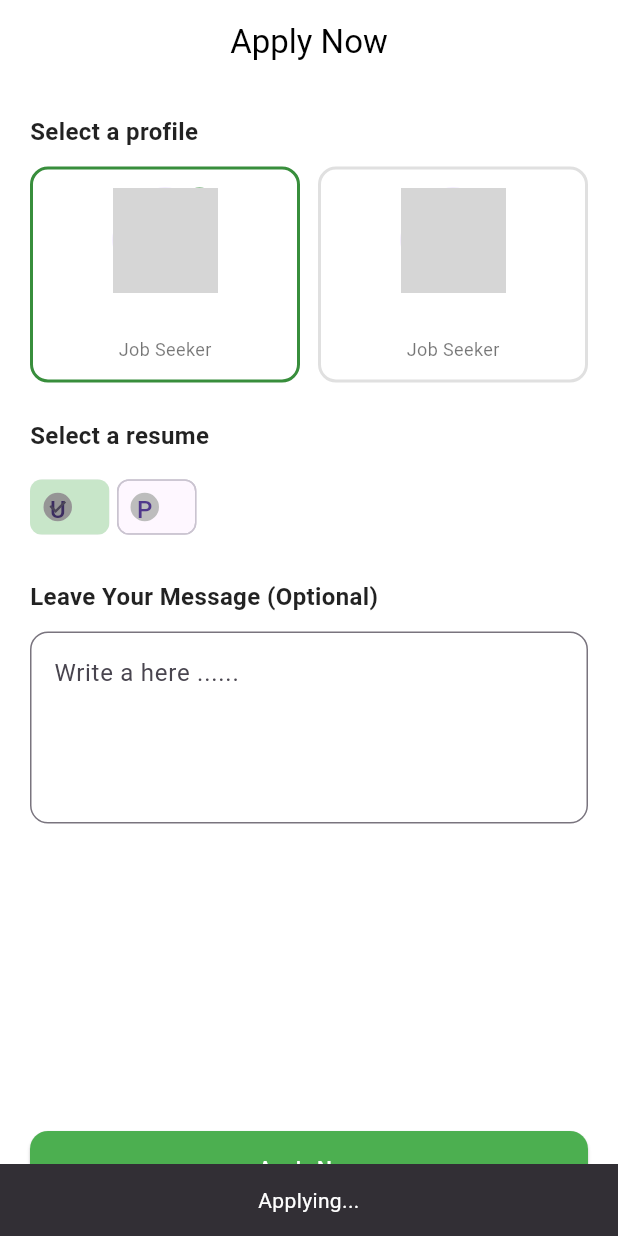
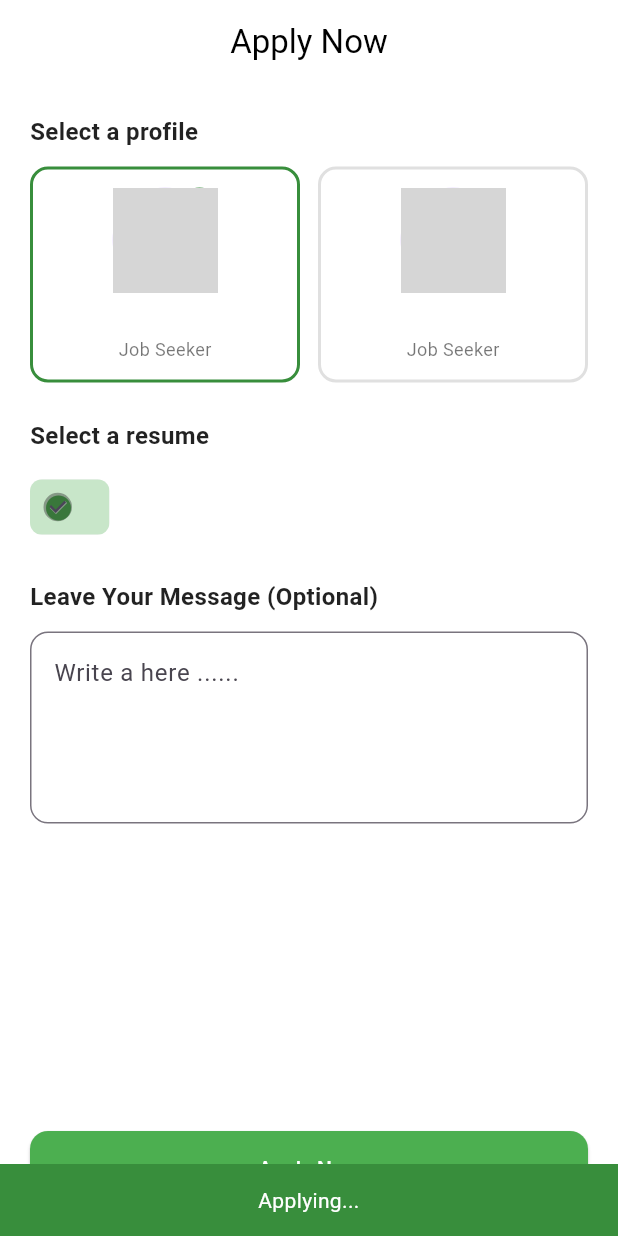
Before and after one commit to mobile-assignment-year-4-semester-1/job-finder-app, a Flutter app: the ApplyScreen screen opened directly, after a tap on "Apply Now", on a phone screen of 412 x 824 dp. Run offline on Flutter 3.47's test engine with Material 3 defaults, Android fonts, the phone set to English and light mode, and no system bars; our stand-ins replace cached_network_image, file_picker, firebase_auth, firebase_core, get, shared_preferences; missing offline and left inert: flutter_facebook_auth, pigeon; accounts and stored records are empty; network calls fail; grey boxes are pictures that could not be loaded.

Commit message:
Last Commmit

```diff
--- a/lib/features/screens/pages/apply_job.dart
+++ b/lib/features/screens/pages/apply_job.dart
@@ -34,45 +34,6 @@ class _ApplyScreenState extends State<ApplyScreen> {
         child: Column(
           crossAxisAlignment: CrossAxisAlignment.start,
           children: [
-            // Row(
-            //   children: [
-            //     const CircleAvatar(
-            //       radius: 24,
-            //       backgroundColor: Colors.green,
-            //       child: Icon(Icons.music_note, color: Colors.white),
-            //     ),
-            //     const SizedBox(width: 12),
-            //     Expanded(
-            //       child: Column(
-            //         crossAxisAlignment: CrossAxisAlignment.start,
-            //         children: const [
-            //           Text(
-            //             "UX Intern",
-            //             style: TextStyle(
-            //               fontSize: 16,
-            //               fontWeight: FontWeight.bold,
-            //             ),
-            //           ),
-            //           Text("Spotify"),
-            //         ],
-            //       ),
-            //     ),
-            //     Column(
-            //       crossAxisAlignment: CrossAxisAlignment.end,
-            //       children: const [
-            //         Text(
-            //           "\$88,000/y",
-            //           style: TextStyle(
-            //             fontSize: 16,
-            //             fontWeight: FontWeight.bold,
-            //           ),
-            //         ),
-            //         Text("Los Angeles, US"),
-            //       ],
-            //     ),
-            //   ],
-            // ),
-            // const SizedBox(height: 24),
             const Text(
               "Select a profile",
               style: TextStyle(fontSize: 16, fontWeight: FontWeight.bold),
@@ -84,14 +45,16 @@ class _ApplyScreenState extends State<ApplyScreen> {
                   index: 0,
                   title: getUserName(),
                   subtitle: "Job Seeker",
-                  avatar: "https://i.pravatar.cc/150?img=47",
+                  avatar:
+                      "https://static.vecteezy.com/system/resources/previews/024/183/502/non_2x/male-avatar-portrait-of-a-young-man-with-a-beard-illustration-of-male-character-in-modern-color-style-vector.jpg",
                 ),
                 const SizedBox(width: 12),
                 _profileCard(
                   index: 1,
                   title: getUserName(),
                   subtitle: "Job Seeker",
-                  avatar: "https://i.pravatar.cc/150?img=48",
+                  avatar:
+                      "https://img.freepik.com/free-vector/smiling-woman-with-braided-hair_1308-174961.jpg?semt=ais_hybrid&w=740",
                 ),
               ],
             ),
@@ -105,9 +68,8 @@ class _ApplyScreenState extends State<ApplyScreen> {
             const SizedBox(height: 12),
             Row(
               children: [
-                _resumeChip(0, "UX Designer"),
+                _resumeChip(0, getUserName()),
                 const SizedBox(width: 5),
-                _resumeChip(1, "Product Designer"),
               ],
             ),
 
@@ -141,16 +103,17 @@ class _ApplyScreenState extends State<ApplyScreen> {
               onPressed: () {
                 ScaffoldMessenger.of(context).showSnackBar(
                   const SnackBar(
+                    backgroundColor: AppColors.success,
                     content: Text(
                       "Applying...",
                       style: TextStyle(color: AppColors.textWhite),
                       textAlign: TextAlign.center,
                     ),
-                    duration: Duration(seconds: 2),
+                    duration: Duration(seconds: 4),
                   ),
                 );
 
-                Future.delayed(const Duration(seconds: 5), () {
+                Future.delayed(const Duration(seconds: 3), () {
                   Navigator.push(
                     context,
                     MaterialPageRoute(
@@ -243,25 +206,27 @@ class _ApplyScreenState extends State<ApplyScreen> {
 
     return ChoiceChip(
       selected: isSelected,
-      label: Text(getUserName()),
-
-      avatar: CircleAvatar(
-        backgroundColor: isSelected ? AppColors.grey : Colors.grey.shade400,
-        child: Text(label[0]),
-      ),
+      label: Text(label),
+      avatar:
+          isSelected
+              ? const Icon(Icons.check_circle, color: Colors.green, size: 20)
+              : CircleAvatar(
+                backgroundColor: Colors.grey.shade400,
+                child: Text(
+                  label[0],
+                  style: const TextStyle(color: Colors.white),
+                ),
+              ),
       onSelected: (_) {
         setState(() {
           selectedResume = index;
         });
       },
-      selectedColor: isSelected ? Colors.green.shade100 : null,
+      selectedColor: Colors.green.shade100,
       labelStyle: TextStyle(
         fontSize: 13.5,
         fontWeight: FontWeight.bold,
-        color:
-            isSelected
-                ? theme.colorScheme.onBackground
-                : theme.colorScheme.onBackground,
+        color: theme.colorScheme.onBackground,
       ),
     );
   }
```
